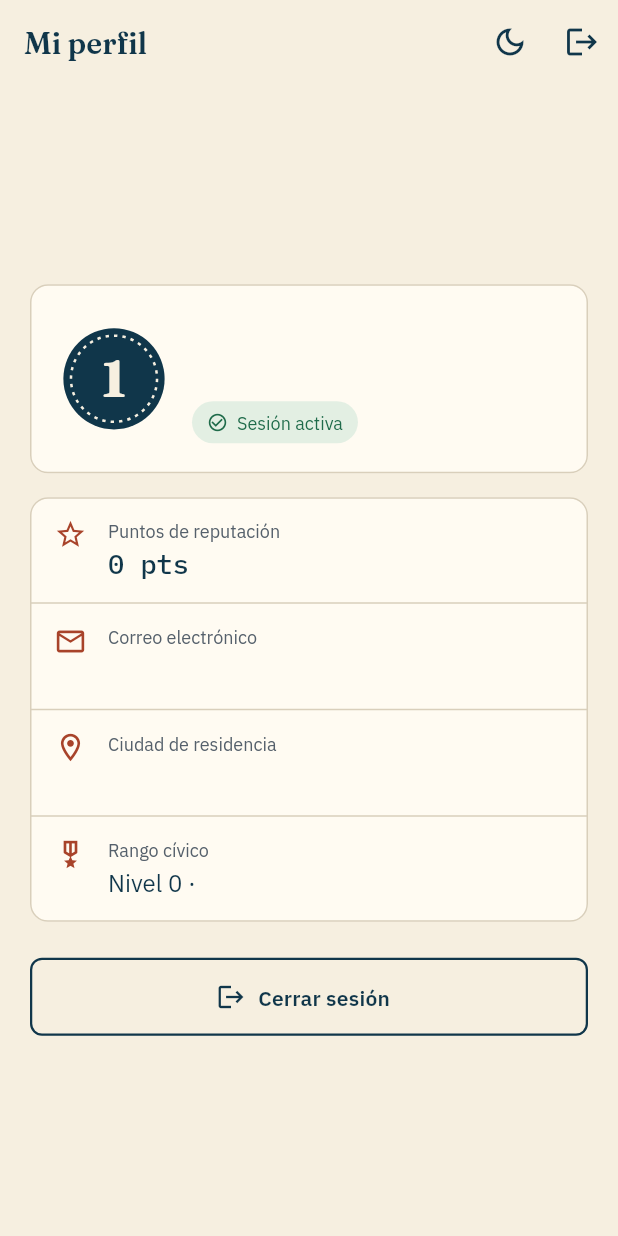
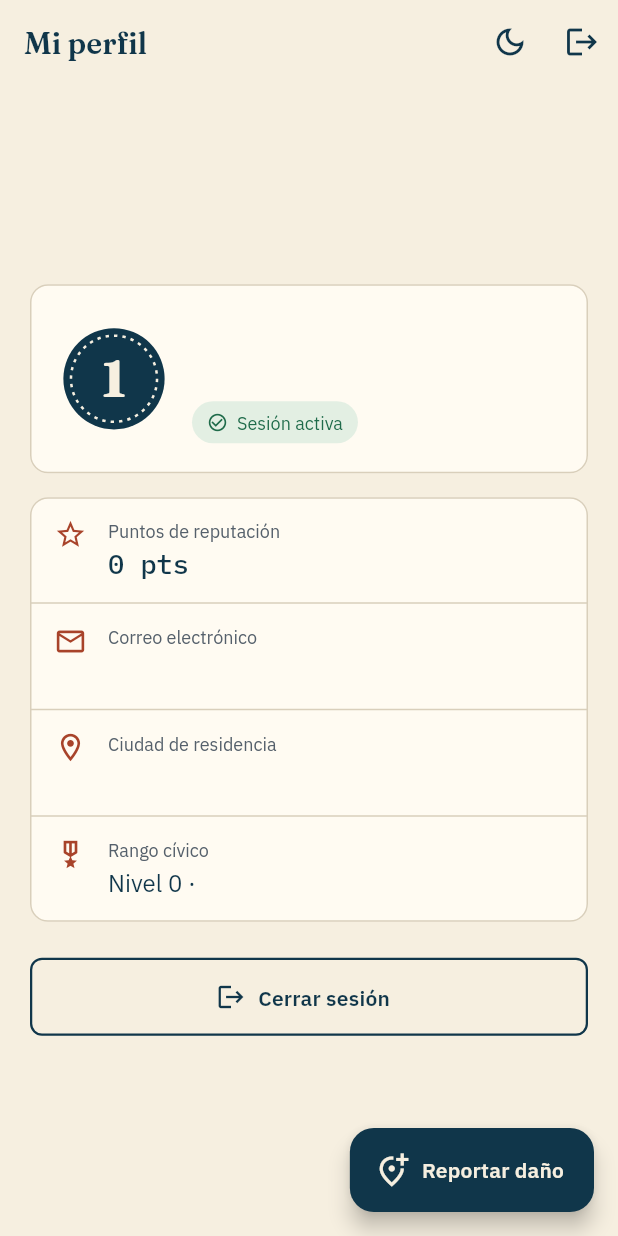
Before and after one commit to Juanda2005123/CivicApp, a Flutter app: the DashboardScreen screen opened by its route, on a phone screen of 412 x 824 dp. Run offline on Flutter 3.47's test engine with Material 3 defaults, Android fonts, the phone set to English and light mode, and no system bars; our stand-ins replace equatable, flutter_bloc, flutter_dotenv, geolocator, get_it, supabase_flutter; accounts and stored records are empty.

Commit message:
feat(reports): wire DI, register routes, and add report creation action to dashboard

```diff
--- a/lib/core/constants/app_routes.dart
+++ b/lib/core/constants/app_routes.dart
@@ -12,6 +12,11 @@ import '../../features/auth/ui/screens/splash_screen.dart';
 import '../../features/dashboard/ui/bloc/profile_bloc.dart';
 import '../../features/dashboard/ui/bloc/profile_event.dart';
 import '../../features/dashboard/ui/screens/dashboard_screen.dart';
+import '../../features/reports/ui/bloc/incident_detail_bloc.dart';
+import '../../features/reports/ui/bloc/report_wizard_bloc.dart';
+import '../../features/reports/ui/bloc/report_wizard_event.dart';
+import '../../features/reports/ui/screens/incident_detail_screen.dart';
+import '../../features/reports/ui/screens/report_wizard_screen.dart';
 import '../di/injection_container.dart';
 
 /// Named routes of VIGÍA. Each route wraps its screen in the `BlocProvider`
@@ -21,6 +26,8 @@ class AppRoutes {
   static const String login = '/login';
   static const String register = '/register';
   static const String dashboard = '/dashboard';
+  static const String reportWizard = '/report-wizard';
+  static const String reportDetail = '/report-detail';
 
   static Map<String, WidgetBuilder> get routes => {
         splash: (context) => BlocProvider(
@@ -39,5 +46,13 @@ class AppRoutes {
               create: (_) => sl<ProfileBloc>()..add(ProfileStarted()),
               child: const DashboardScreen(),
             ),
+        reportWizard: (context) => BlocProvider(
+              create: (_) => sl<ReportWizardBloc>()..add(WizardStarted()),
+              child: const ReportWizardScreen(),
+            ),
+        reportDetail: (context) => BlocProvider(
+              create: (_) => sl<IncidentDetailBloc>(),
+              child: const IncidentDetailScreen(),
+            ),
       };
 }
--- a/lib/features/dashboard/ui/screens/dashboard_screen.dart
+++ b/lib/features/dashboard/ui/screens/dashboard_screen.dart
@@ -43,6 +43,11 @@ class DashboardScreen extends StatelessWidget {
             ],
           ),
           body: SafeArea(child: _buildBody(context, state)),
+          floatingActionButton: FloatingActionButton.extended(
+            onPressed: () => Navigator.pushNamed(context, AppRoutes.reportWizard),
+            icon: const Icon(Icons.add_location_alt_outlined),
+            label: const Text('Reportar daño'),
+          ),
         );
       },
     );
```
Also changed, not shown: lib/core/di/injection_container.dart (+32 -0 lines).
